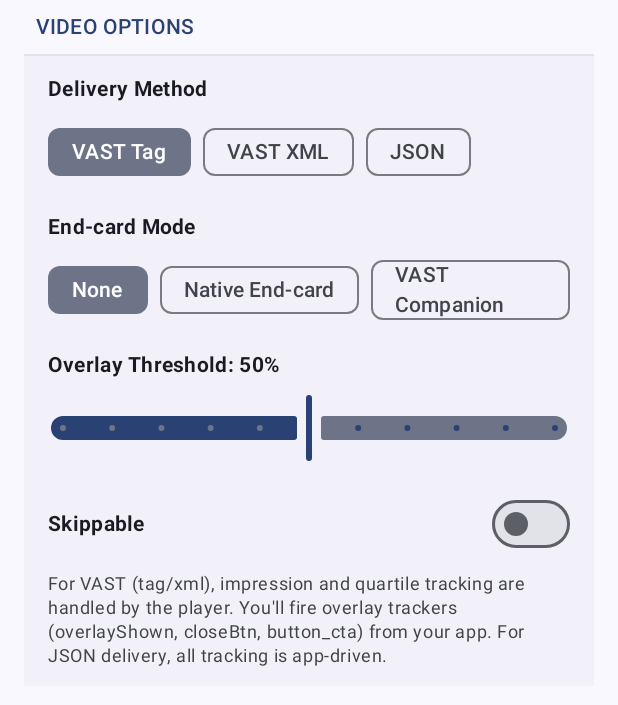
After one commit to admoai/admoai-android, an Android app built with Jetpack Compose: the composable VideoOptionsSection shown on its own in the app's theme, on a phone screen of 412 x 824 dp. The commit adds this screen. Shown: the top 705 px of the screen. Run offline under Robolectric (Android 15) with nearby library versions, the phone set to English and light mode, and no system bars.

Commit message:
feat(sample): Add VideoOptionsSection UI

```diff
--- /dev/null
+++ b/sample/src/main/java/com/admoai/sample/ui/components/VideoOptionsSection.kt
@@ -0,0 +1,178 @@
+package com.admoai.sample.ui.components
+
+import androidx.compose.foundation.layout.Arrangement
+import androidx.compose.foundation.layout.Column
+import androidx.compose.foundation.layout.Row
+import androidx.compose.foundation.layout.Spacer
+import androidx.compose.foundation.layout.fillMaxWidth
+import androidx.compose.foundation.layout.height
+import androidx.compose.foundation.layout.padding
+import androidx.compose.foundation.layout.width
+import androidx.compose.material.icons.Icons
+import androidx.compose.material.icons.outlined.PlayArrow
+import androidx.compose.material.icons.outlined.Settings
+import androidx.compose.material3.FilterChip
+import androidx.compose.material3.MaterialTheme
+import androidx.compose.material3.Slider
+import androidx.compose.material3.Switch
+import androidx.compose.material3.Text
+import androidx.compose.material3.TextField
+import androidx.compose.runtime.Composable
+import androidx.compose.runtime.collectAsState
+import androidx.compose.runtime.getValue
+import androidx.compose.ui.Alignment
+import androidx.compose.ui.Modifier
+import androidx.compose.ui.text.font.FontWeight
+import androidx.compose.ui.unit.dp
+import com.admoai.sample.ui.MainViewModel
+
+/**
+ * Section to configure video ad options (shown only when Format = Video)
+ */
+@Composable
+fun VideoOptionsSection(
+    viewModel: MainViewModel
+) {
+    val videoDelivery by viewModel.videoDelivery.collectAsState()
+    val videoEndCard by viewModel.videoEndCard.collectAsState()
+    val overlayAtPercent by viewModel.overlayAtPercent.collectAsState()
+    val isSkippable by viewModel.isSkippable.collectAsState()
+    val skipOffset by viewModel.skipOffset.collectAsState()
+
+    SectionContainer(title = "Video Options") {
+        Column(
+            modifier = Modifier
+                .fillMaxWidth()
+                .padding(horizontal = 16.dp, vertical = 12.dp)
+        ) {
+            // Delivery method
+            Text(
+                text = "Delivery Method",
+                style = MaterialTheme.typography.bodyMedium,
+                fontWeight = FontWeight.Bold,
+                modifier = Modifier.padding(bottom = 8.dp)
+            )
+
+            Row(
+                modifier = Modifier.fillMaxWidth(),
+                horizontalArrangement = Arrangement.spacedBy(8.dp)
+            ) {
+                listOf("vast_tag", "vast_xml", "json").forEach { delivery ->
+                    FilterChip(
+                        selected = videoDelivery == delivery,
+                        onClick = { viewModel.setVideoDelivery(delivery) },
+                        label = {
+                            Text(
+                                when (delivery) {
+                                    "vast_tag" -> "VAST Tag"
+                                    "vast_xml" -> "VAST XML"
+                                    "json" -> "JSON"
+                                    else -> delivery
+                                }
+                            )
+                        }
+                    )
+                }
+            }
+
+            Spacer(modifier = Modifier.height(16.dp))
+
+            // End-card mode
+            Text(
+                text = "End-card Mode",
+                style = MaterialTheme.typography.bodyMedium,
+                fontWeight = FontWeight.Bold,
+                modifier = Modifier.padding(bottom = 8.dp)
+            )
+
+            Row(
+                modifier = Modifier.fillMaxWidth(),
+                horizontalArrangement = Arrangement.spacedBy(8.dp)
+            ) {
+                listOf(
+                    "none" to "None",
+                    "native_endcard" to "Native End-card",
+                    "vast_companion" to "VAST Companion"
+                ).forEach { (value, label) ->
+                    FilterChip(
+                        selected = videoEndCard == value,
+                        onClick = { viewModel.setVideoEndCard(value) },
+                        label = { Text(label) }
+                    )
+                }
+            }
+
+            Spacer(modifier = Modifier.height(16.dp))
+
+            // Overlay threshold
+            Text(
+                text = "Overlay Threshold: ${(overlayAtPercent * 100).toInt()}%",
+                style = MaterialTheme.typography.bodyMedium,
+                fontWeight = FontWeight.Bold,
+                modifier = Modifier.padding(bottom = 8.dp)
+            )
+
+            Slider(
+                value = overlayAtPercent,
+                onValueChange = { viewModel.setOverlayAtPercent(it) },
+                valueRange = 0f..1f,
+                steps = 9, // 0%, 10%, 20%, ... 100%
+                modifier = Modifier.fillMaxWidth()
+            )
+
+            Spacer(modifier = Modifier.height(16.dp))
+
+            // Skippable toggle
+            Row(
+                modifier = Modifier.fillMaxWidth(),
+                horizontalArrangement = Arrangement.SpaceBetween,
+                verticalAlignment = Alignment.CenterVertically
+            ) {
+                Text(
+                    text = "Skippable",
+                    style = MaterialTheme.typography.bodyMedium,
+                    fontWeight = FontWeight.Bold
+                )
+                Switch(
+                    checked = isSkippable,
+                    onCheckedChange = { viewModel.setSkippable(it) }
+                )
+            }
+
+            // Skip offset (shown only when skippable)
+            if (isSkippable) {
+                Spacer(modifier = Modifier.height(8.dp))
+
+                Row(
+                    modifier = Modifier.fillMaxWidth(),
+                    horizontalArrangement = Arrangement.SpaceBetween,
+                    verticalAlignment = Alignment.CenterVertically
+                ) {
+                    Text(
+                        text = "Skip Offset (seconds)",
+                        style = MaterialTheme.typography.bodySmall
+                    )
+
+                    TextField(
+                        value = skipOffset,
+                        onValueChange = { viewModel.setSkipOffset(it) },
+                        modifier = Modifier.width(80.dp),
+                        singleLine = true,
+                        textStyle = MaterialTheme.typography.bodySmall
+                    )
+                }
+            }
+
+            Spacer(modifier = Modifier.height(8.dp))
+
+            // Help text
+            Text(
+                text = "For VAST (tag/xml), impression and quartile tracking are handled by the player. " +
+                      "You'll fire overlay trackers (overlayShown, closeBtn, button_cta) from your app. " +
+                      "For JSON delivery, all tracking is app-driven.",
+                style = MaterialTheme.typography.bodySmall,
+                color = MaterialTheme.colorScheme.onSurfaceVariant
+            )
+        }
+    }
+}
--- a/sample/src/main/java/com/admoai/sample/ui/screens/DecisionRequestScreen.kt
+++ b/sample/src/main/java/com/admoai/sample/ui/screens/DecisionRequestScreen.kt
@@ -36,6 +36,7 @@ import com.admoai.sample.ui.components.DeviceInfoSection
 import com.admoai.sample.ui.components.PlacementSection
 import com.admoai.sample.ui.components.TargetingSection
 import com.admoai.sample.ui.components.UserSection
+import com.admoai.sample.ui.components.VideoOptionsSection
 
 /**
  * Main configuration screen for building ad requests
@@ -123,6 +124,14 @@ fun DecisionRequestScreen(
                     onPlacementClick = onPlacementClick
                 )
 
+                // Video options section (shown only when format is "video")
+                val formatFilterEnabled by viewModel.formatFilterEnabled.collectAsState()
+                val selectedFormat by viewModel.selectedFormat.collectAsState()
+
+                if (formatFilterEnabled && selectedFormat == "video") {
+                    VideoOptionsSection(viewModel = viewModel)
+                }
+
                 // Targeting section
                 TargetingSection(
                     viewModel = viewModel,
```
